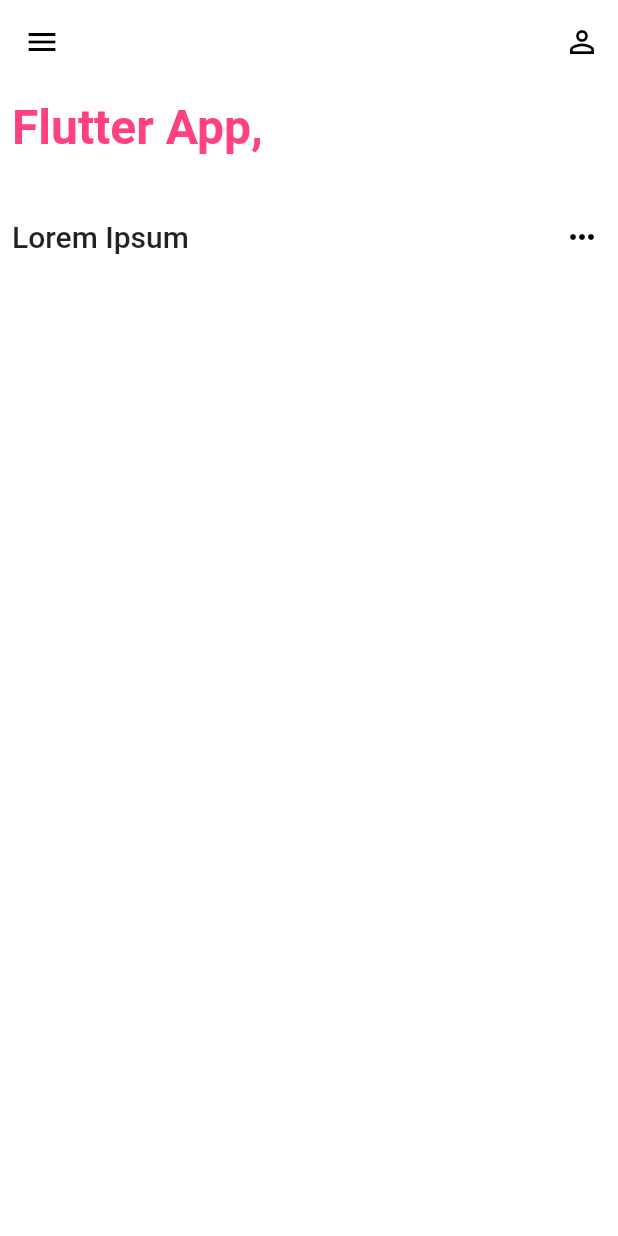
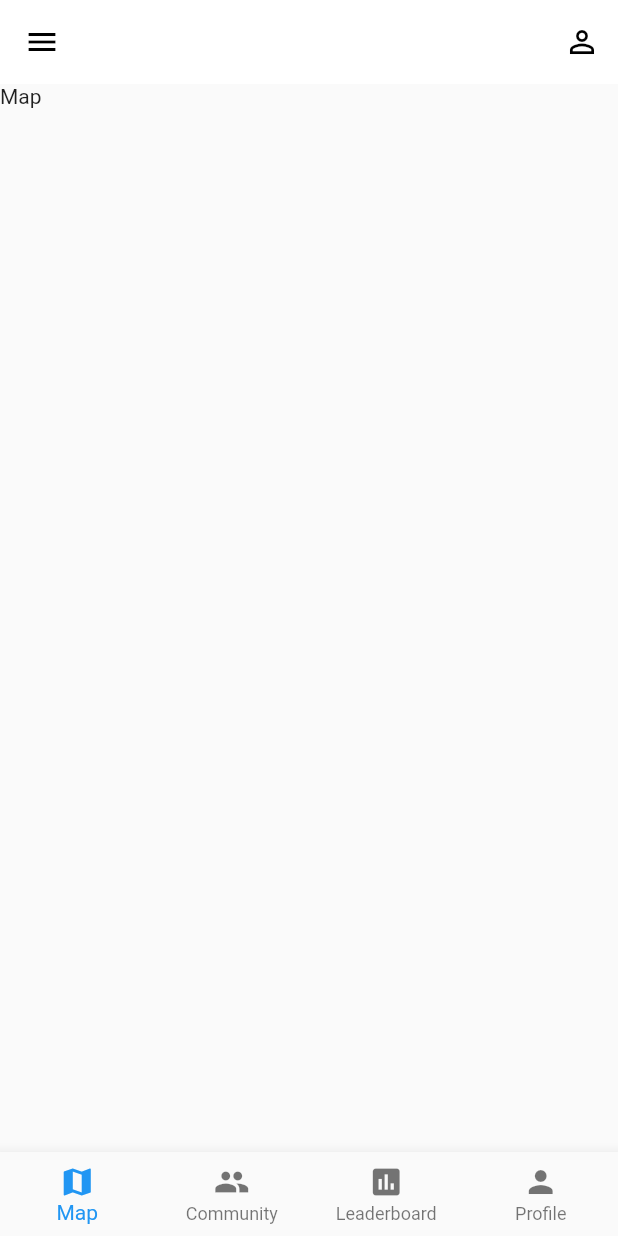
Before and after one commit to YuanSamuel/Litter_Cleanup_App, a Flutter app: the Home screen opened directly, on a phone screen of 412 x 824 dp. Run offline on Flutter 3.47's test engine with Material 2 defaults, Android fonts, the phone set to English and light mode, and no system bars.

Commit message:
added basic bottom navigation stuff

```diff
--- a/lib/main.dart
+++ b/lib/main.dart
@@ -16,6 +16,7 @@ class MyApp extends StatelessWidget {
         primarySwatch: Colors.blue,
       ),
       home: LoginScreen(),
+
     );
   }
 }
--- /dev/null
+++ b/lib/screens/community.dart
@@ -0,0 +1,14 @@
+import 'package:flutter/material.dart';
+
+class Community extends StatelessWidget {
+
+
+  @override
+  Widget build(BuildContext context) {
+    return Scaffold(
+      body: Text(
+          'Community'
+      ),
+    );
+  }
+}
--- a/lib/screens/home.dart
+++ b/lib/screens/home.dart
@@ -1,5 +1,13 @@
+import 'package:env_app/screens/community.dart';
 import 'package:flutter/material.dart';
 import 'package:env_app/widgets/home_drawer.dart';
+import 'package:env_app/screens/login.dart';
+import 'package:env_app/widgets/map_widget.dart';
+import 'package:env_app/screens/community.dart';
+import 'package:env_app/screens/profile.dart';
+import 'package:env_app/screens/leaderboard.dart';
+
+import 'login.dart';
 
 class Home extends StatefulWidget{
   @override
@@ -9,6 +17,14 @@ class Home extends StatefulWidget{
 
 class _HomeState extends State<Home>{
   final GlobalKey<ScaffoldState> _scaffoldKey = new GlobalKey<ScaffoldState>();
+
+  int _selectedTab = 0;
+  final _pageOptions = [
+    Map(),
+    Community(),
+    Leaderboard(),
+    Profile(),
+  ];
 
   @override
   Widget build(BuildContext context) {
@@ -26,82 +42,44 @@ class _HomeState extends State<Home>{
               onPressed: () {},),
           ],
         ),
-        /*
-      drawer: Drawer(
-        child: Text('hello world'),
-      ),*/
-        body: SafeArea(
-          child: Container(
-            color: Colors.white,
-            child: Column(
-              children: <Widget>[
-                /*
-              Row(
-                mainAxisAlignment: MainAxisAlignment.spaceBetween,
-              ),*/
-                SizedBox(height: 10,),
-                Align(
-                  alignment: Alignment.topLeft,
-                  child: Padding(
-                    padding: const EdgeInsets.only(left: 8.0),
-                    child: RichText(
-                      text: TextSpan(children: [
-                        TextSpan(text: 'Flutter App, ', style: TextStyle(fontSize: 32,
-                            fontWeight: FontWeight.w700,
-                            color: Colors.pinkAccent)),
-                      ],
-                          style: TextStyle(fontSize: 32,
-                              fontWeight: FontWeight.w500,
-                              color: Colors.black)),
-                    ),
-                  ),
-                ),
-                SizedBox(height: 20,),
-                Row(
-                  mainAxisAlignment: MainAxisAlignment.spaceAround,
-                  children: <Widget>[
-                  ],
-                ),
 
-                SizedBox(height: 10,),
-                Row(
-                  mainAxisAlignment: MainAxisAlignment.spaceBetween,
-                  children: <Widget>[
-                    Padding(
-                      padding: const EdgeInsets.only(left: 8.0),
-                      child: Text('Lorem Ipsum', style: TextStyle(
-                          fontSize: 20, fontWeight: FontWeight.w500),),
-                    ),
+      body: _pageOptions[_selectedTab],
 
-                    IconButton(
-                      icon: Icon(Icons.more_horiz, color: Colors.black,),
-                      onPressed: () {},),
-                  ],
-                ),
+      bottomNavigationBar: BottomNavigationBar(
+        type: BottomNavigationBarType.fixed,
+        currentIndex: _selectedTab,
+        onTap: (int index) {
+          setState(() {
+            _selectedTab = index;
+          });
+        },
+        items: [
+          BottomNavigationBarItem(
+            icon: Icon(Icons.map),
+            title: Text('Map'),
+          ),
 
-                SizedBox(height: 10,),
-                SizedBox(height: 25,),
+          BottomNavigationBarItem(
+            icon: Icon(Icons.people),
+            title: Text('Community'),
+          ),
 
-//redo this to a bottom nav bar
-                /*
-              Align(
-                alignment: Alignment.bottomCenter,
-                child: Row(
-                  mainAxisAlignment: MainAxisAlignment.spaceBetween,
-                  children: <Widget>[
-                    IconButton(icon: Icon(Icons.home, color:Colors.black), onPressed: (){},),
-                    IconButton(icon: Icon(Icons.search, color:Colors.black), onPressed: (){},),
-                    IconButton(icon: Icon(Icons.favorite_border, color:Colors.black), onPressed: (){},),
-                    IconButton(icon: Icon(Icons.person_outline, color:Colors.black), onPressed: (){},),
-                  ],
-                ),
-              ),*/
+          BottomNavigationBarItem(
+            icon: Icon(Icons.insert_chart),
+            title: Text('Leaderboard'),
+          ),
+
+          BottomNavigationBarItem(
+            icon: Icon(Icons.person),
+            title: Text('Profile'),
+          ),
+        ],
+
+      ),
 
 
-              ],
-            ),
-          ),
-        )
+
+
 
     );
   }
--- /dev/null
+++ b/lib/screens/leaderboard.dart
@@ -0,0 +1,13 @@
+import 'package:flutter/material.dart';
+
+class Leaderboard extends StatelessWidget {
+
+  @override
+  Widget build(BuildContext context) {
+    return Scaffold(
+      body: Text(
+          'Leaderboard'
+      ),
+    );
+  }
+}
--- /dev/null
+++ b/lib/screens/profile.dart
@@ -0,0 +1,14 @@
+import 'package:flutter/material.dart';
+
+class Profile extends StatelessWidget {
+
+
+  @override
+  Widget build(BuildContext context) {
+    return Scaffold(
+      body: Text(
+          'Profiile'
+      ),
+    );
+  }
+}
--- /dev/null
+++ b/lib/widgets/map_widget.dart
@@ -0,0 +1,13 @@
+import 'package:flutter/material.dart';
+
+class Map extends StatelessWidget {
+
+  @override
+  Widget build(BuildContext context) {
+    return Scaffold(
+      body: Text(
+          'Map'
+      ),
+    );
+  }
+}
```
Also changed, not shown: lib/widgets/leaderboard_tile.dart (added).
